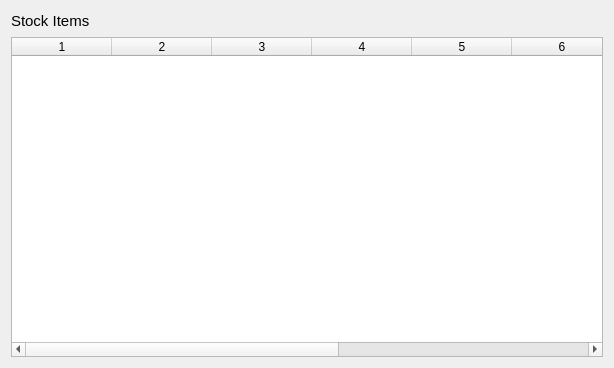
Watti/estorecpp, file estorecpp/managestockitems.ui: the form before one commit.
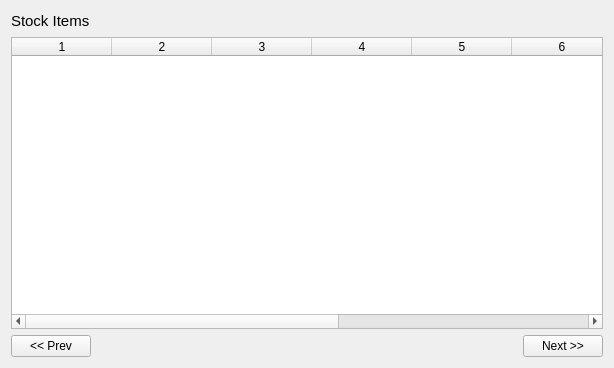
The form after the commit.

```diff
--- a/estorecpp/managestockitems.ui
+++ b/estorecpp/managestockitems.ui
@@ -59,6 +59,37 @@
      <column/>
     </widget>
    </item>
+   <item>
+    <layout class="QHBoxLayout" name="horizontalLayout_2">
+     <item>
+      <widget class="QPushButton" name="prevBtn">
+       <property name="text">
+        <string>&lt;&lt; Prev</string>
+       </property>
+      </widget>
+     </item>
+     <item>
+      <spacer name="horizontalSpacer_2">
+       <property name="orientation">
+        <enum>Qt::Horizontal</enum>
+       </property>
+       <property name="sizeHint" stdset="0">
+        <size>
+         <width>40</width>
+         <height>20</height>
+        </size>
+       </property>
+      </spacer>
+     </item>
+     <item>
+      <widget class="QPushButton" name="nextBtn">
+       <property name="text">
+        <string>Next &gt;&gt;</string>
+       </property>
+      </widget>
+     </item>
+    </layout>
+   </item>
   </layout>
  </widget>
  <resources/>
```
